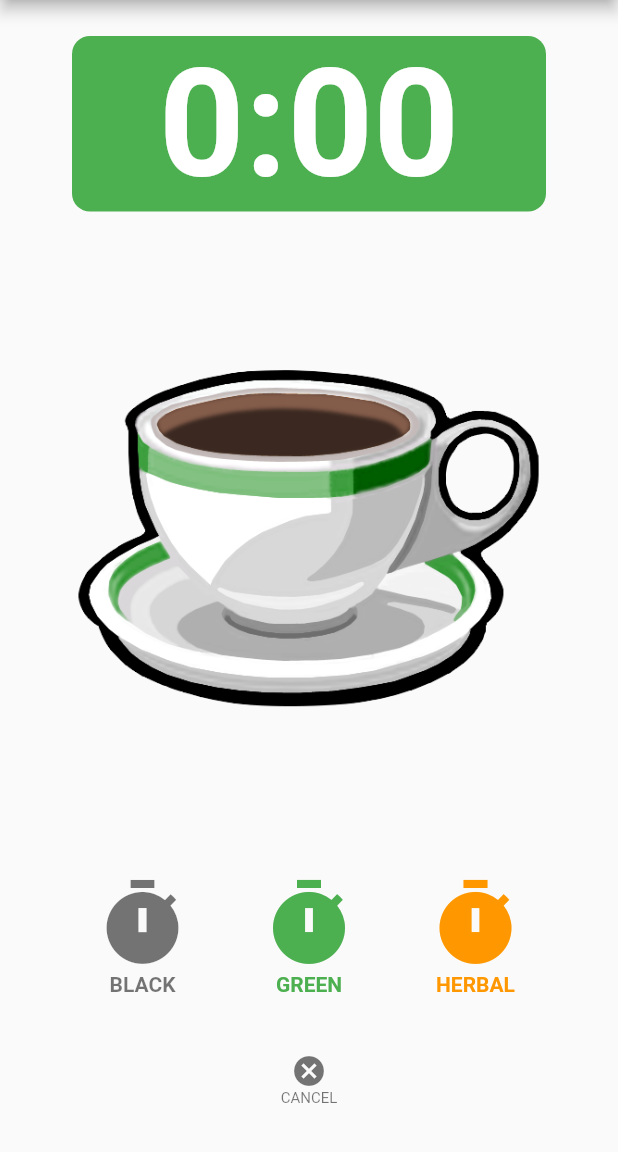
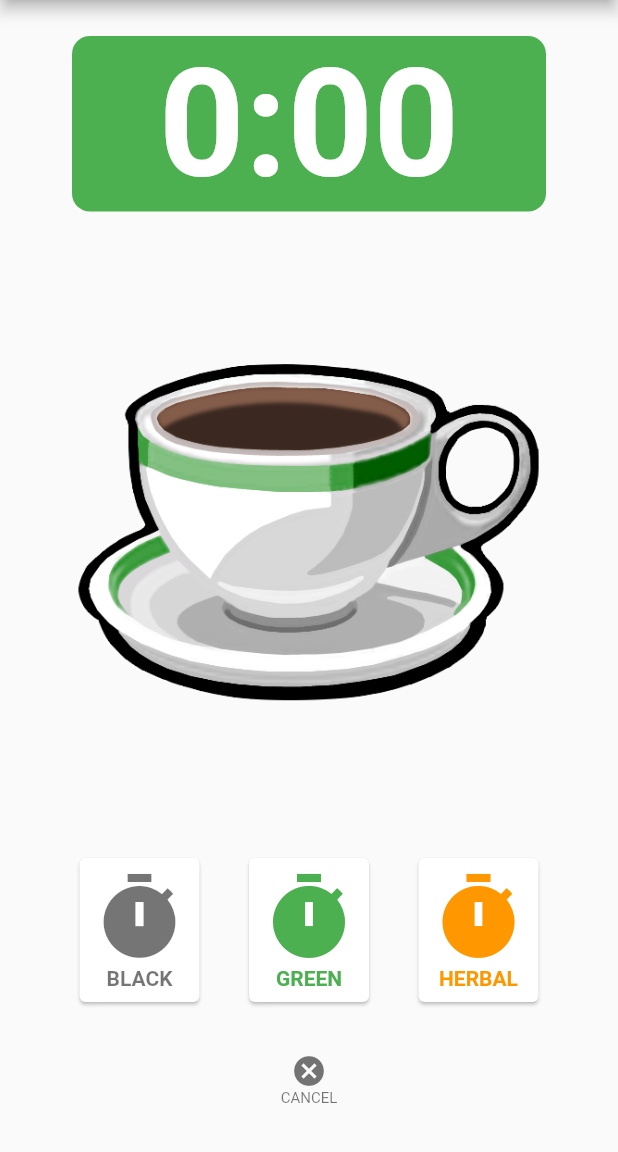
Before and after one commit to ncosgray/cuppa_mobile, a Flutter app: the screen it shows after launch, on a phone screen of 412 x 824 dp, the part 84-1236 px from its top. Run offline on Flutter 3.47's test engine with Material 2 defaults, Android fonts, the phone set to English and light mode, and no system bars; our stand-ins replace shared_preferences; missing offline and left inert: quick_actions.

Commit message:
more button-y TeaButtons

```diff
--- a/lib/timer.dart
+++ b/lib/timer.dart
@@ -373,7 +373,8 @@ class TeaButton extends StatelessWidget {
     return new AnimatedOpacity(
       opacity: fade ? 0.4 : 1.0,
       duration: new Duration(milliseconds: 400),
-      child: new GestureDetector(
+      child: new Card(
+          child: new GestureDetector(
         onTap: _handleTap,
         child: new Container(
           decoration: new BoxDecoration(
@@ -401,7 +402,7 @@ class TeaButton extends StatelessWidget {
             ),
           ),
         ),
-      ),
+      )),
     );
   }
 }
```
